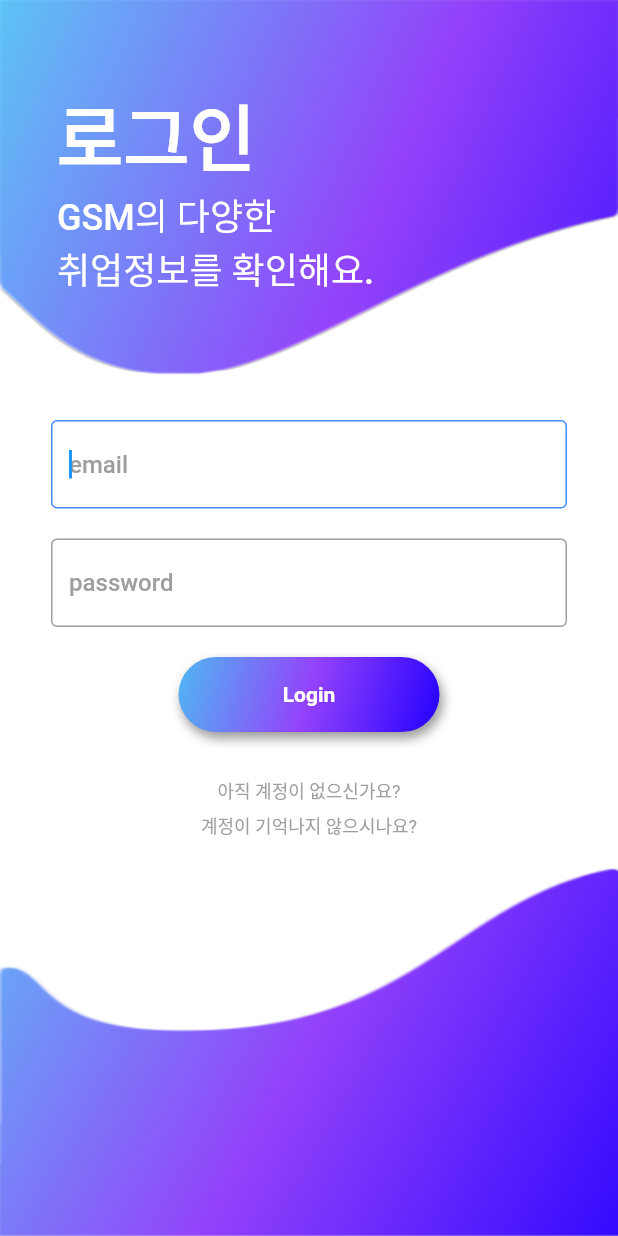
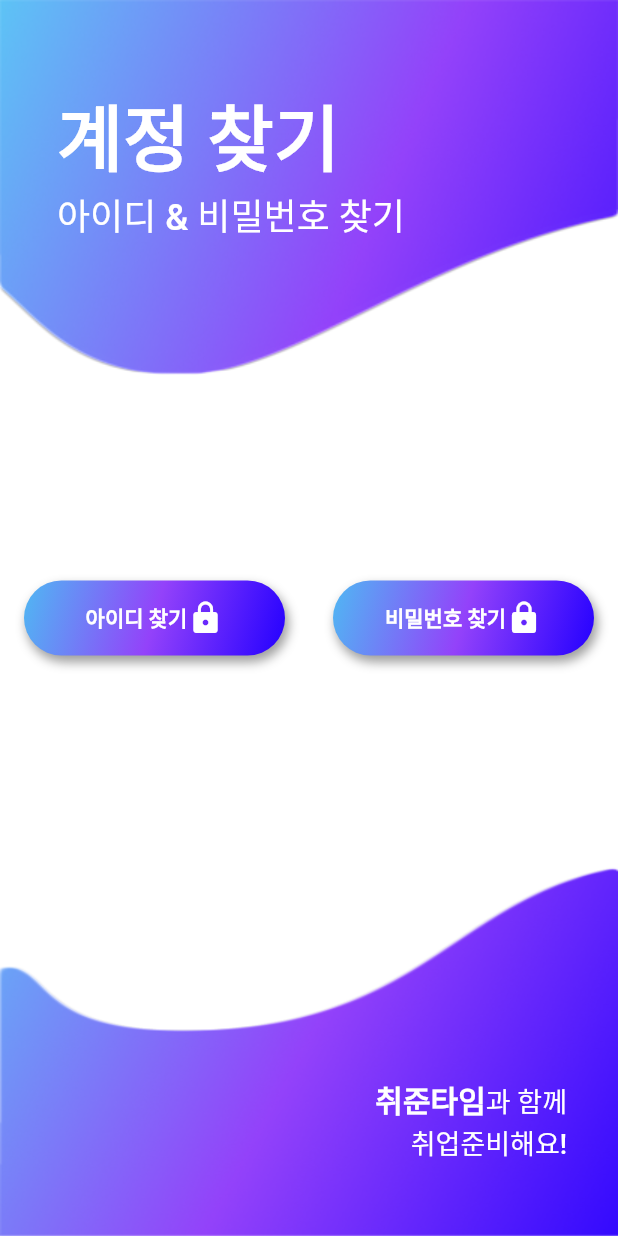
Before and after one commit to chwijunTime/ChwijunTimeAPP, a Flutter app: the screen it shows after launch, after a tap on "계정이 기억나지 않으시나요?", on a phone screen of 412 x 824 dp. Run offline on Flutter 3.47's test engine with Material 2 defaults, Android fonts, the phone set to English and light mode, and no system bars; our stand-ins replace auto_size_text, carousel_slider, dio, geocoding, google_maps_flutter, retrofit; missing offline and left inert: sweet_alert_dialogs; generated files the repository leaves out were written again.

Commit message:
[CREATE] FindAcountPage

```diff
--- a/flutter_app/app_user/lib/main.dart
+++ b/flutter_app/app_user/lib/main.dart
@@ -1,5 +1,6 @@
 import 'package:app_user/screens/company_notice.dart';
 import 'package:app_user/screens/contracting_company.dart';
+import 'package:app_user/screens/find_acount_page.dart';
 import 'package:app_user/screens/join_page.dart';
 import 'package:app_user/screens/login_page.dart';
 import 'package:app_user/screens/main_page.dart';
@@ -21,6 +22,7 @@ class UserApp extends StatelessWidget {
         "/login": (context) => LoginPage(),
         "/join": (context) => JoinPage(),
         "/success_join": (context) => SuccessJoinPage(),
+        "/find_acount": (context) => FindAcountPage(),
       },
       debugShowCheckedModeBanner: false,
     );
--- /dev/null
+++ b/flutter_app/app_user/lib/screens/find_acount_page.dart
@@ -0,0 +1,123 @@
+import 'package:app_user/screens/find_id_page.dart';
+import 'package:app_user/screens/find_password_page.dart';
+import 'package:app_user/widgets/button.dart';
+import 'package:flutter/material.dart';
+
+class FindAcountPage extends StatelessWidget {
+  @override
+  Widget build(BuildContext context) {
+    return Scaffold(
+      resizeToAvoidBottomInset : false,
+      appBar: PreferredSize(
+          child: AppBar(
+            backgroundColor: Colors.white,
+          ),
+          preferredSize: Size.fromHeight(0)
+      ),
+      body: Container(
+        color: Colors.white,
+        child: Column(
+          children: [
+            Stack(
+              children: [
+                Container(
+                    width: MediaQuery.of(context).size.width,
+                    height: 250,
+                    child: Image.asset(
+                      "images/top.png",
+                      fit: BoxFit.fill,
+                    )),
+                Padding(
+                  padding: const EdgeInsets.only(top: 54, left: 38),
+                  child: Column(
+                    crossAxisAlignment: CrossAxisAlignment.start,
+                    mainAxisAlignment: MainAxisAlignment.center,
+                    mainAxisSize: MainAxisSize.max,
+                    children: [
+                      Text(
+                        "계정 찾기",
+                        style: TextStyle(
+                            color: Colors.white,
+                            fontWeight: FontWeight.w800,
+                            fontSize: 48),
+                      ),
+                      Text(
+                        "아이디 & 비밀번호 찾기",
+                        style: TextStyle(
+                            color: Colors.white,
+                            fontSize: 24,
+                            fontWeight: FontWeight.w500),
+                      )
+                    ],
+                  ),
+                )
+              ],
+            ),
+            Expanded(
+              child: Center(
+                child: Row(
+                  mainAxisAlignment: MainAxisAlignment.spaceAround,
+                  children: [
+                    makeGradientBtn(msg: "아이디 찾기", onPressed: (){
+                      Navigator.push(context, MaterialPageRoute(builder: (context) => FindIdPage()));
+                    }, mode: 3, icon: Icon(Icons.lock, color: Colors.white,)),
+                    makeGradientBtn(msg: "비밀번호 찾기", onPressed: (){
+                      Navigator.push(context, MaterialPageRoute(builder: (context) => FindPasswordPage()));
+                    }, mode: 3, icon: Icon(Icons.lock, color: Colors.white,)),
+                  ],
+                ),
+              )
+            ),
+            Stack(
+              children: [
+                Container(
+                    width: MediaQuery
+                        .of(context)
+                        .size
+                        .width,
+                    height: 250,
+                    child: Image.asset(
+                      "images/bottom.png",
+                      fit: BoxFit.fill,
+                    )),
+                Positioned(
+                  right: 0,
+                  bottom: 15,
+                  child: Padding(
+                    padding: const EdgeInsets.all(34),
+                    child: Column(
+                      crossAxisAlignment: CrossAxisAlignment.end,
+                      mainAxisAlignment: MainAxisAlignment.center,
+                      mainAxisSize: MainAxisSize.max,
+                      children: [
+                        RichText(
+                          textAlign: TextAlign.right,
+                          text: TextSpan(children: [
+                            TextSpan(
+                                text: "취준타임",
+                                style: TextStyle(
+                                  color: Colors.white,
+                                  fontWeight: FontWeight.w800,
+                                  fontSize: 20,
+                                )),
+                            TextSpan(
+                                text: "과 함께\n취업준비해요!",
+                                style: TextStyle(
+                                  color: Colors.white,
+                                  fontWeight: FontWeight.w500,
+                                  fontSize: 18,
+                                )),
+                          ]),
+                        )
+                      ],
+                    ),
+                  ),
+                )
+              ],
+            ),
+          ],
+        ),
+      ),
+    );
+  }
+}
--- a/flutter_app/app_user/lib/screens/login_page.dart
+++ b/flutter_app/app_user/lib/screens/login_page.dart
@@ -138,7 +138,10 @@ class _LoginPageState extends State<LoginPage> {
                   SizedBox(height: 5,),
                   Center(
                     child: GestureDetector(
-                        onTap: () {},
+                        onTap: () {
+                          print("눌림 계정찾기");
+                          Navigator.pushNamed(context, "/find_acount");
+                        },
                         child: Text(
                           "계정이 기억나지 않으시나요?",
                           style: TextStyle(color: Colors.grey,
--- a/flutter_app/app_user/lib/screens/main_page.dart
+++ b/flutter_app/app_user/lib/screens/main_page.dart
@@ -1,5 +1,5 @@
 import 'package:app_user/widgets/app_bar.dart';
-import 'package:app_user/widgets/custom_dialog.dart';
+import 'file:///D:/ChwijunTime/flutter_app/app_user/lib/widgets/dialog/custom_dialog.dart';
 import 'package:app_user/widgets/drawer.dart';
 import 'package:auto_size_text/auto_size_text.dart';
 import 'package:carousel_slider/carousel_slider.dart';
--- a/flutter_app/app_user/lib/widgets/custom_dialog.dart
+++ b/flutter_app/app_user/lib/widgets/dialog/custom_dialog.dart
@@ -7,6 +7,7 @@ class CustomDialog extends StatefulWidget {
   final Size size;
   final List<String> tag;
   bool isFavorite;
+  Icon icon;
 
   CustomDialog({
     @required this.msg,
@@ -14,6 +15,7 @@ class CustomDialog extends StatefulWidget {
     @required this.size,
     @required this.tag,
     @required this.isFavorite,
+    this.icon,
   });
 
   @override
--- a/flutter_app/app_user/lib/widgets/text_field.dart
+++ b/flutter_app/app_user/lib/widgets/text_field.dart
@@ -2,13 +2,13 @@ import 'package:flutter/material.dart';
 import 'package:flutter/services.dart';
 
 Widget buildTextField(String hint, TextEditingController controller,
-    {TextInputType type=TextInputType.text, bool password = false}) {
+    {TextInputType type=TextInputType.text, bool password = false, bool autoFocus = true}) {
   return TextField(
     controller: controller,
     keyboardType: type,
     obscureText: password,
     textInputAction: TextInputAction.next,
-    autofocus: true,
+    autofocus: autoFocus,
     decoration: InputDecoration(
         hintText: hint,
         hintStyle: TextStyle(color: Colors.grey, fontWeight: FontWeight.w500),
```
Also changed, not shown: flutter_app/app_user/lib/screens/find_id_page.dart (added, +136 -0 lines), flutter_app/app_user/lib/screens/find_password_page.dart (added, +120 -0 lines), flutter_app/app_user/lib/widgets/dialog/find_id_dialog.dart (added, +87 -0 lines).
